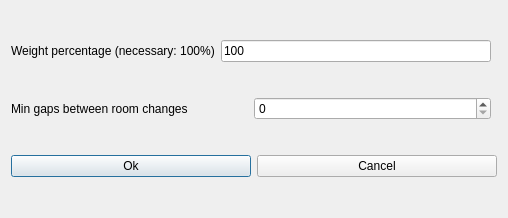
Old version of the form fet/src/interface/modifyconstraintstudentsmingapsbetweenroomchangesform_template.ui in the repository vonmecheln/fet.
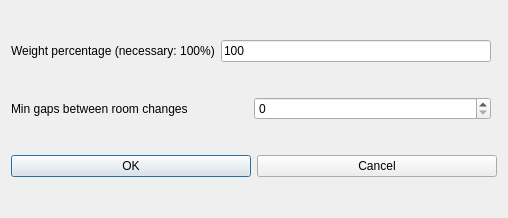
New version of the form.

Diff of the .ui file:
```diff
--- a/fet/src/interface/modifyconstraintstudentsmingapsbetweenroomchangesform_template.ui
+++ b/fet/src/interface/modifyconstraintstudentsmingapsbetweenroomchangesform_template.ui
@@ -46,7 +46,7 @@
      <item>
       <widget class="QPushButton" name="okPushButton">
        <property name="text">
-        <string>Ok</string>
+        <string>OK</string>
        </property>
       </widget>
      </item>
```
